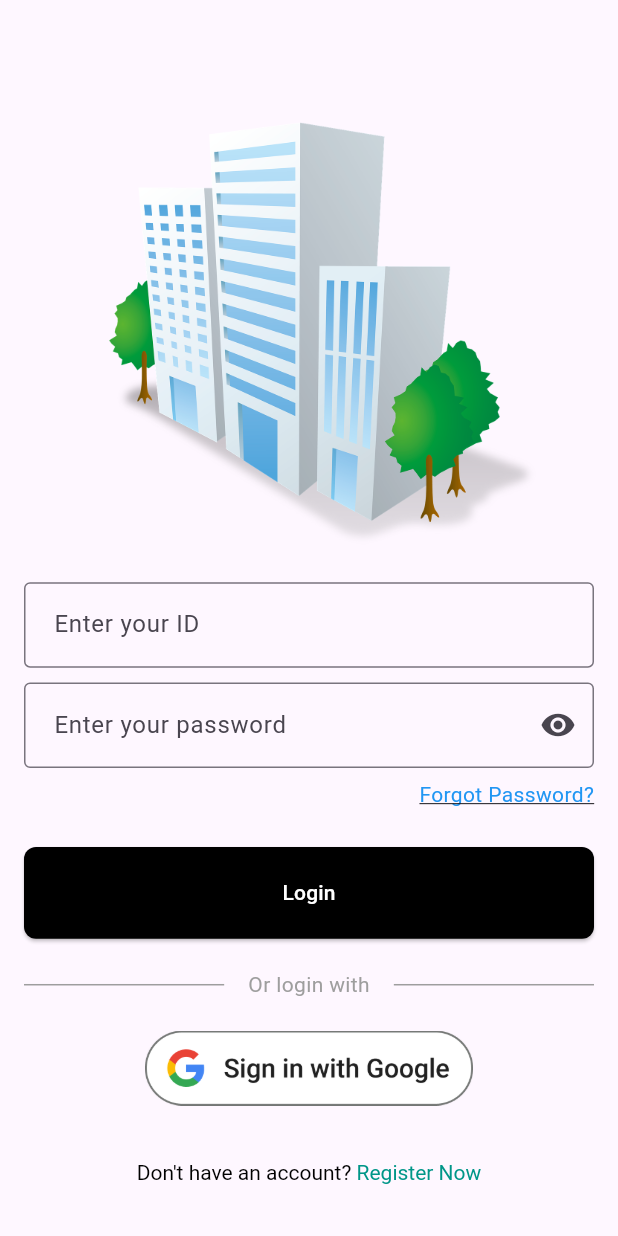
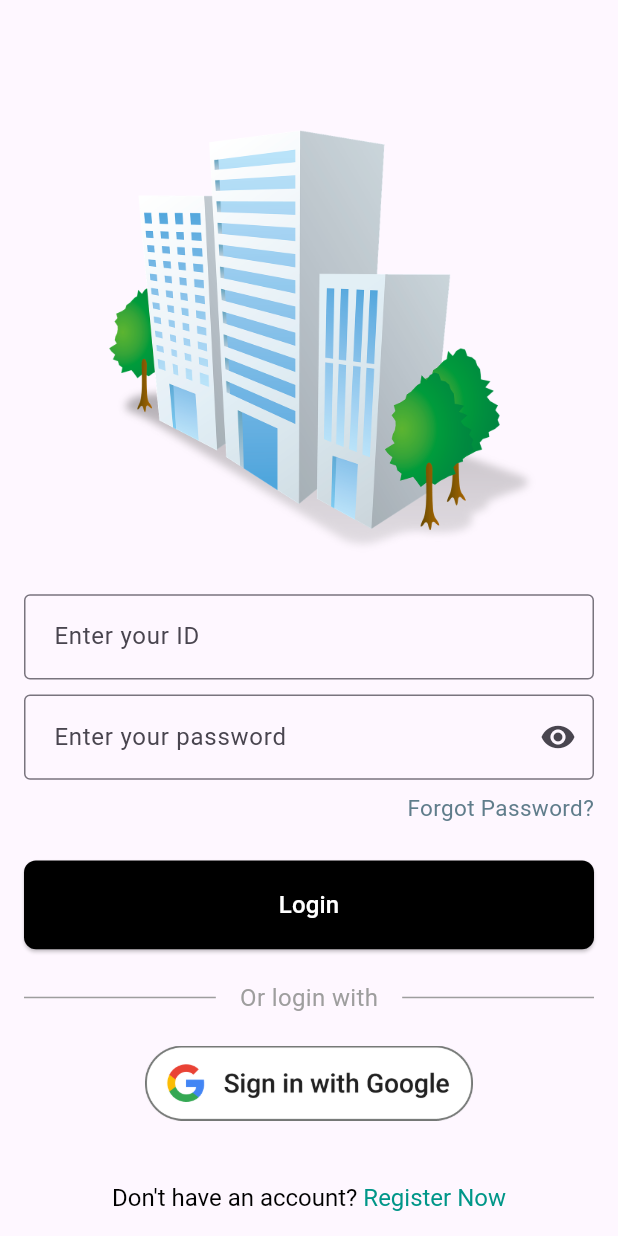
Before and after one commit to yangjh05/MadCampWeek2, a Flutter app: the screen it shows after launch, on a phone screen of 412 x 824 dp. Run offline on Flutter 3.47's test engine with Material 3 defaults, Android fonts, the phone set to English and light mode, and no system bars; our stand-ins replace google_sign_in.

Commit message:
Login Page Design Finish+Fixes

```diff
--- a/lib/main.dart
+++ b/lib/main.dart
@@ -277,10 +277,7 @@ class _LoginScreenState extends State<LoginScreen> {
                       },
                       child: Text(
                         'Forgot Password?',
-                        style: TextStyle(
-                          color: Colors.blue,
-                          decoration: TextDecoration.underline,
-                        ),
+                        style: TextStyle(color: Colors.blueGrey, fontSize: 15),
                       ),
                     ),
                   ),
@@ -292,13 +289,16 @@ class _LoginScreenState extends State<LoginScreen> {
                     foregroundColor: Colors.white,
                     backgroundColor: Colors.black,
                     padding: EdgeInsets.symmetric(
-                        vertical: MediaQuery.of(context).size.height * 0.025),
+                        vertical: MediaQuery.of(context).size.height * 0.022),
                     minimumSize: Size(double.infinity, 50),
                     shape: RoundedRectangleBorder(
                       borderRadius: BorderRadius.circular(8.0), // 꼭짓점 반지름 조정
                     ),
                   ),
-                  child: Text('Login'),
+                  child: Text(
+                    'Login',
+                    style: TextStyle(fontSize: 16),
+                  ),
                 ),
                 SizedBox(height: MediaQuery.of(context).size.height * 0.025),
                 Row(
@@ -310,7 +310,7 @@ class _LoginScreenState extends State<LoginScreen> {
                       padding: EdgeInsets.symmetric(horizontal: 16.0),
                       child: Text(
                         'Or login with',
-                        style: TextStyle(color: Colors.grey),
+                        style: TextStyle(color: Colors.grey, fontSize: 16),
                       ),
                     ),
                     Expanded(
@@ -334,17 +334,16 @@ class _LoginScreenState extends State<LoginScreen> {
                   child: RichText(
                     text: TextSpan(
                       text: "Don't have an account? ",
-                      style: TextStyle(color: Colors.black),
+                      style: TextStyle(color: Colors.black, fontSize: 16),
                       children: <TextSpan>[
                         TextSpan(
                           text: 'Register Now',
-                          style: TextStyle(color: Colors.teal),
+                          style: TextStyle(color: Colors.teal, fontSize: 16),
                         ),
                       ],
                     ),
                   ),
                 ),
-                Spacer(flex: 1),
               ],
             ),
           ),
```
